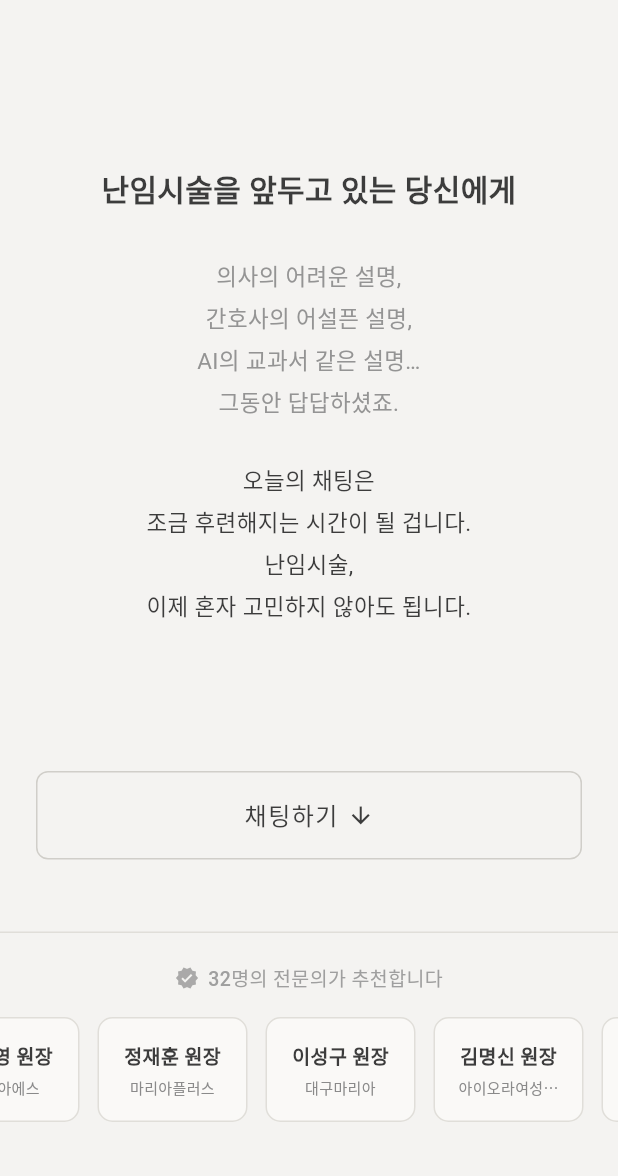
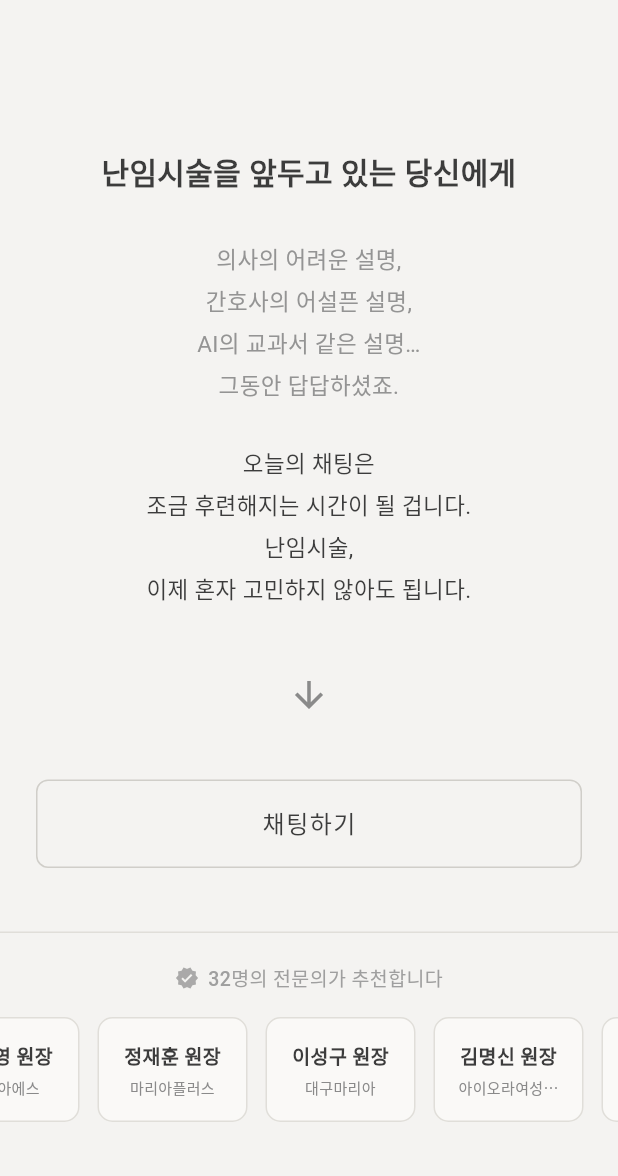
Before and after one commit to seungjae-s-work-space/medical_QnA, a Flutter app: the screen it shows once a user with an empty profile is signed in, on a phone screen of 412 x 824 dp, the part 60-1236 px from its top. Run offline on Flutter 3.47's test engine with Material 3 defaults, Android fonts, the phone set to English and light mode, and no system bars; our stand-ins replace cached_network_image, cloud_firestore, firebase_auth, firebase_core, firebase_messaging, firebase_storage and 1 more; missing offline and left inert: local_notifier, tray_manager, window_manager; accounts and stored records are empty.

Commit message:
style: 홈 화면 화살표 위치 조정
화살표를 채팅하기 버튼 안에서 빼서 본문과 버튼 사이 중앙에 배치

🤖 Generated with [Claude Code](https://claude.com/claude-code)

Co-Authored-By: Claude <noreply@anthropic.com>

```diff
--- a/medical_qa_app/lib/main.dart
+++ b/medical_qa_app/lib/main.dart
@@ -47,7 +47,7 @@ void main() async {
       backgroundColor: Colors.transparent,
       skipTaskbar: false,
       titleBarStyle: TitleBarStyle.normal,
-      title: '난임&상담톡 관리자',
+      title: '골통주부의 난임&상담톡',
     );
 
     windowManager.waitUntilReadyToShow(windowOptions, () async {
@@ -69,7 +69,7 @@ class MyApp extends StatelessWidget {
         ChangeNotifierProvider(create: (_) => AuthProvider()),
       ],
       child: MaterialApp(
-        title: '난임&상담톡',
+        title: '골통주부의 난임&상담톡',
         debugShowCheckedModeBanner: false,
         theme: ThemeData(
           colorScheme: ColorScheme.fromSeed(seedColor: Colors.blue),
@@ -112,7 +112,7 @@ class _AuthWrapperState extends State<AuthWrapper> with TrayListener {
   /// Windows 시스템 트레이 초기화
   Future<void> _initSystemTray() async {
     await trayManager.setIcon('windows/runner/resources/app_icon.ico');
-    await trayManager.setToolTip('난임&상담톡 관리자');
+    await trayManager.setToolTip('골통주부의 난임&상담톡');
 
     Menu menu = Menu(
       items: [
--- a/medical_qa_app/lib/screens/user/home_screen.dart
+++ b/medical_qa_app/lib/screens/user/home_screen.dart
@@ -410,7 +410,16 @@ class _HomeScreenState extends State<HomeScreen> {
               ),
             ),
 
-            const Spacer(flex: 2),
+            const Spacer(flex: 1),
+
+            // 화살표 아이콘 (본문과 버튼 중간)
+            const Icon(
+              Icons.arrow_downward,
+              size: 28,
+              color: AppColors.textSecondary,
+            ),
+
+            const Spacer(flex: 1),
 
             // 채팅하기 버튼
             Padding(
@@ -437,20 +446,13 @@ class _HomeScreenState extends State<HomeScreen> {
                       borderRadius: BorderRadius.circular(8),
                     ),
                   ),
-                  child: const Row(
-                    mainAxisAlignment: MainAxisAlignment.center,
-                    children: [
-                      Text(
+                  child: const Text(
                     '채팅하기',
                     style: TextStyle(
                       fontSize: 16,
                       fontWeight: FontWeight.w500,
                       letterSpacing: 1,
                     ),
-                      ),
-                      SizedBox(width: 6),
-                      Icon(Icons.arrow_downward, size: 18),
-                    ],
                   ),
                 ),
               ),
```
Also changed, not shown: 2 other files. Lines whose indentation alone changed are shown as unchanged.
